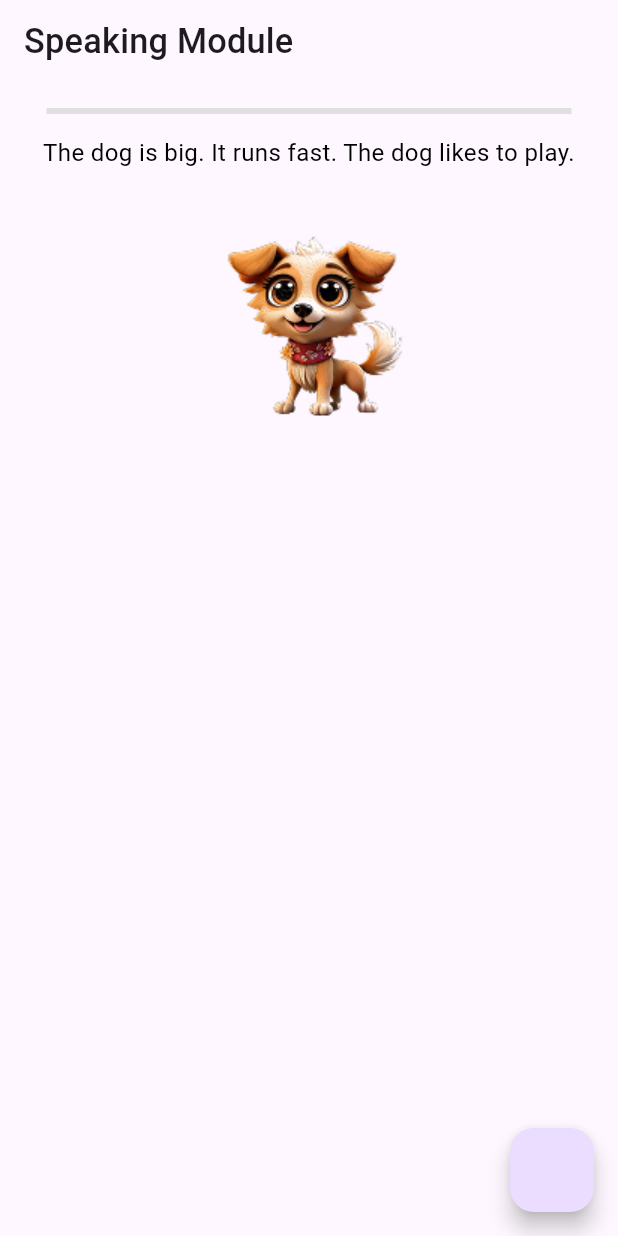
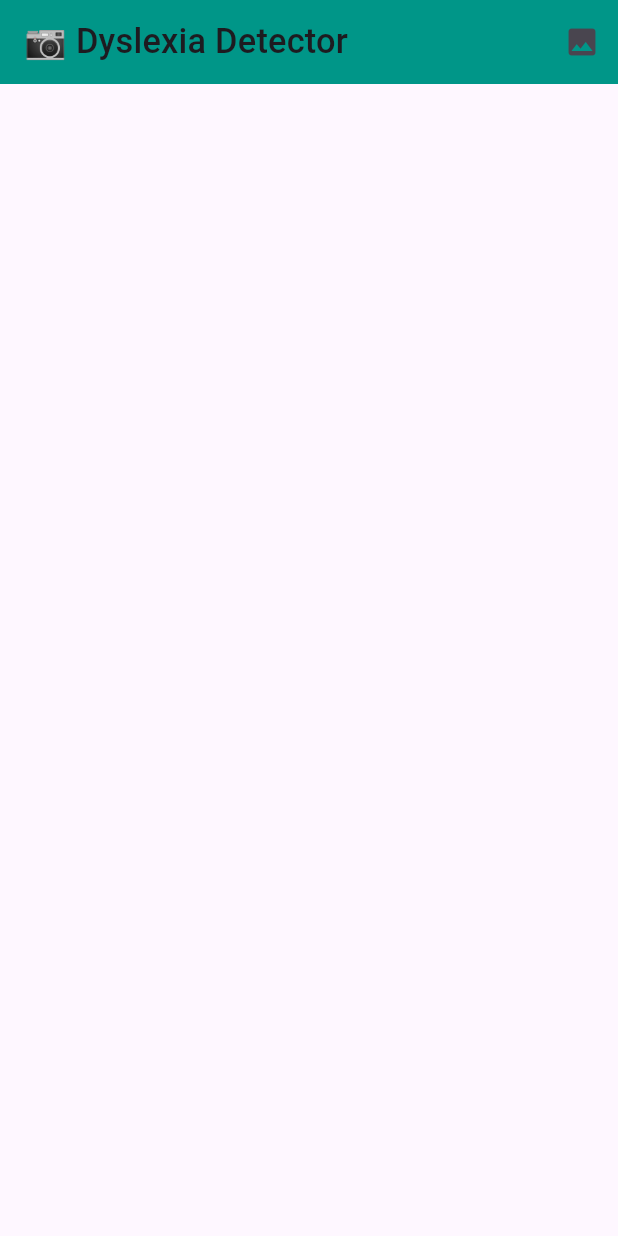
Before and after one commit to imshadabkhan/learn_link, a Flutter app: the screen it shows after launch, on a phone screen of 412 x 824 dp. Run offline on Flutter 3.47's test engine with Material 3 defaults, Android fonts, the phone set to English and light mode, and no system bars; our stand-ins replace flutter_screenutil, get, image_picker; missing offline and left inert: google_mlkit_text_recognition.

Commit message:
writing module done

```diff
--- a/lib/main.dart
+++ b/lib/main.dart
@@ -1,6 +1,7 @@
 import 'package:flutter/material.dart';
 import 'package:flutter_screenutil/flutter_screenutil.dart';
 import 'package:learn_link/view/speaking/speaking_screen.dart';
+import 'package:learn_link/view/writing.dart';
 
 
 import 'view/attention/attention_screen.dart';
@@ -30,7 +31,7 @@ class MyApp extends StatelessWidget {
           home: child,
         );
       },
-       child: SpeakingScreen(),
+       child: DyslexiaImageScanner(),
       // child: AttentionModule(),
     );
   }
--- /dev/null
+++ b/lib/view/writing.dart
@@ -0,0 +1,120 @@
+import 'dart:io';
+import 'package:flutter/material.dart';
+import 'package:google_mlkit_text_recognition/google_mlkit_text_recognition.dart';
+import 'package:image_picker/image_picker.dart';
+
+class DyslexiaImageScanner extends StatefulWidget {
+  @override
+  _DyslexiaImageScannerState createState() => _DyslexiaImageScannerState();
+}
+
+class _DyslexiaImageScannerState extends State<DyslexiaImageScanner> {
+  File? _image;
+  String _extractedText = '';
+  int _riskScore = 0;
+  double _errorDensity = 0.0;
+  final picker = ImagePicker();
+
+  Future<void> _getImage() async {
+    final pickedFile = await picker.pickImage(source: ImageSource.gallery);
+    if (pickedFile != null) {
+      setState(() {
+        _image = File(pickedFile.path);
+        _extractedText = '';
+        _riskScore = 0;
+        _errorDensity = 0.0;
+      });
+      _recognizeText(File(pickedFile.path));
+    }
+  }
+
+  Future<void> _recognizeText(File imageFile) async {
+    final inputImage = InputImage.fromFile(imageFile);
+    final textRecognizer = TextRecognizer(script: TextRecognitionScript.latin);
+    final RecognizedText recognizedText = await textRecognizer.processImage(inputImage);
+
+    String text = recognizedText.text;
+    int score = 0;
+
+
+
+    final patterns = [
+      RegExp(r'\b([bpqd]){2,}\b'), // confusing letters repeated
+      RegExp(r'\b(\w+)\s+\1\b', caseSensitive: false), // repeated words like "the the"
+      RegExp(r'\b\w{12,}\b'), // very long words
+      RegExp(r'\s{3,}'), // excessive spacing
+      RegExp(r'\b[a-zA-Z]{1,2}\b'), // lots of very short words
+    ];
+
+    for (var pattern in patterns) {
+      if (pattern.hasMatch(text)) {
+        score++;
+        print("Matched: ${pattern.pattern}");
+      }
+    }
+
+    int totalWords = text.split(RegExp(r'\s+')).where((word) => word.trim().isNotEmpty).length;
+    double density = totalWords > 0 ? score / totalWords : 0;
+
+    setState(() {
+      _extractedText = text;
+      _riskScore = score;
+      _errorDensity = density;
+    });
+  }
+
+  @override
+  Widget build(BuildContext context) {
+    return Scaffold(
+      appBar: AppBar(
+        title: Text('📷 Dyslexia Detector'),
+        backgroundColor: Colors.teal,
+        actions: [
+          IconButton(
+            icon: Icon(Icons.image),
+            onPressed: _getImage,
+          )
+        ],
+      ),
+      body: Padding(
+        padding: const EdgeInsets.all(12.0),
+        child: Column(
+          children: [
+            if (_image != null)
+              Image.file(
+                _image!,
+                height: 200,
+              ),
+            const SizedBox(height: 10),
+            if (_extractedText.isNotEmpty)
+              Expanded(
+                child: SingleChildScrollView(
+                  child: Text(
+                    '📝 Extracted Text:\n\n$_extractedText',
+                    textDirection: TextDirection.ltr,
+                    style: TextStyle(color: Colors.black),
+                  ),
+                ),
+              ),
+            const SizedBox(height: 10),
+            if (_extractedText.isNotEmpty)
+              Card(
+                color: Colors.blue[50],
+                child: Padding(
+                  padding: const EdgeInsets.all(12.0),
+                  child: Text(
+                    "📊 Risk Score: $_riskScore\n"
+                        "🧠 Error Density: ${_errorDensity.toStringAsFixed(2)}\n\n"
+                        "${_riskScore >= 3 || _errorDensity > 0.1 ? "⚠️ Kuch patterns dyslexia ki taraf ishara karte hain. Specialist se zarur mashwara karein." : "✅ Filhal risk low hai, lekin agar shak ho to observation zaruri hai."}\n\n"
+                        "🔍 Note: Ye sirf ek screening tool hai. Diagnosis ke liye certified specialist se check-up zarur karayein.",
+                    style: TextStyle(fontSize: 16,color: Colors.black),
+                    textDirection: TextDirection.rtl,
+                  ),
+                ),
+              )
+          ],
+        ),
+      ),
+    );
+  }
+}
--- a/pubspec.yaml
+++ b/pubspec.yaml
@@ -37,6 +37,10 @@ dependencies:
   flutter_screenutil: ^5.9.3
   get: ^4.7.2
   dio: ^5.8.0+1
+  google_mlkit_text_recognition: ^0.15.0
+  image_picker: ^1.0.4
+  path_provider: ^2.0.13
+  shared_preferences: ^2.2.1
 
 
 dev_dependencies:
```
Also changed, not shown: pubspec.lock, 5 other files.
